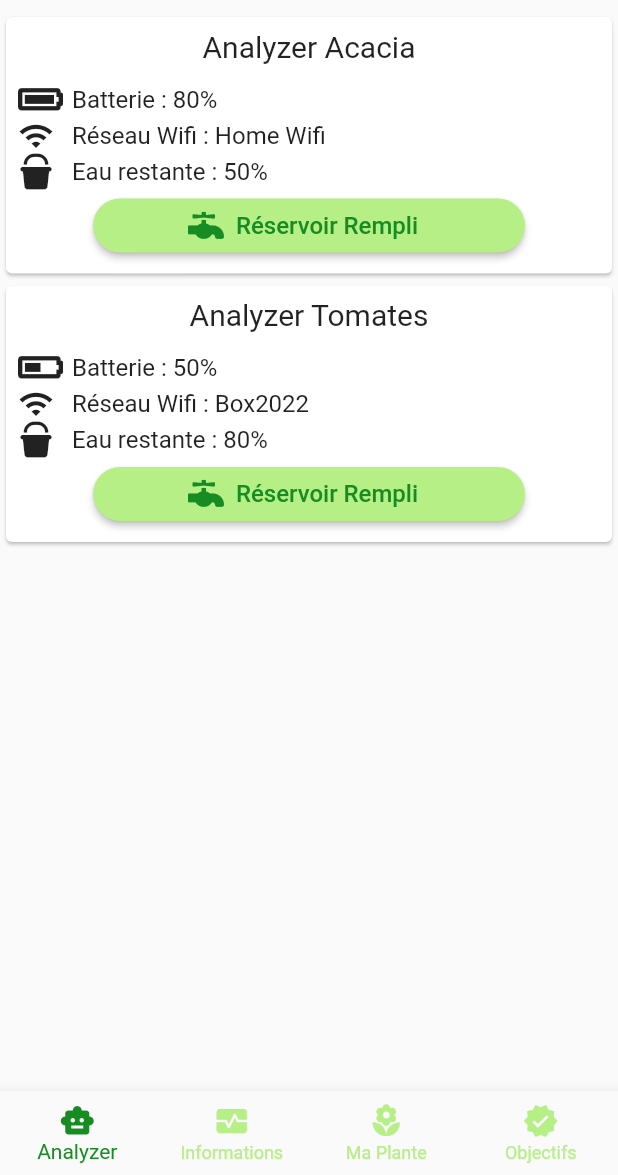
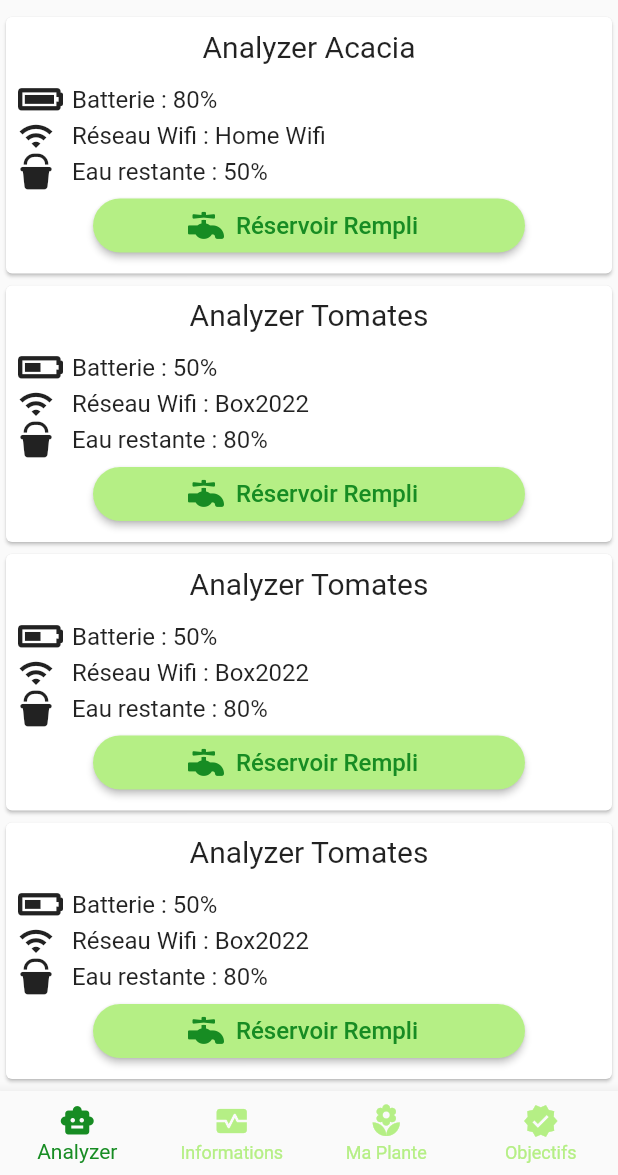
Before and after one commit to SoulPot/mobile, a Flutter app: the HomePage screen opened directly, on a phone screen of 412 x 824 dp, the part 61-1236 px from its top. Run offline on Flutter 3.47's test engine with Material 2 defaults, Android fonts, the phone set to English and light mode, and no system bars; our stand-ins replace auth_buttons, firebase_auth, firebase_core, google_sign_in, page_transition; accounts and stored records are empty.

Commit message:
Make scrollable analyzer infoView

```diff
--- a/lib/theme.dart
+++ b/lib/theme.dart
@@ -10,6 +10,8 @@ class SoultPotTheme {
   static const Color SPPurple = Color(0xFF541D72);
   static const Color SPPalePurple = Color(0xFFC9C3E9);
   static const Color SPBackgroundWhite = Color(0xFFF2F2F2);
+  static const Color SPRed = Color(0xFFDC2B2B);
+  static const Color SPRedPale = Color(0xFFF58D8D);
 
   static const _kFontFam = 'SoulPot';
   static const String? _kFontPkg = null;
--- a/lib/views/analyzer_page.dart
+++ b/lib/views/analyzer_page.dart
@@ -15,6 +15,7 @@ class _AnalyzerPageState extends State<AnalyzerPage> {
   @override
   Widget build(BuildContext context) {
     return SafeArea(
+      child: SingleChildScrollView(
         child: Column(
           mainAxisAlignment: MainAxisAlignment.start,
           children: [
@@ -36,7 +37,68 @@ class _AnalyzerPageState extends State<AnalyzerPage> {
             ),
             CardInfoAnalyzer(analyzerName: "Analyzer Acacia", batteryPercentage:80, wifiName: "Home Wifi", waterLevel: "50%",),
             CardInfoAnalyzer(analyzerName: "Analyzer Tomates", batteryPercentage:50, wifiName: "Box2022", waterLevel: "80%",),
+            CardInfoAnalyzer(analyzerName: "Analyzer Tomates", batteryPercentage:50, wifiName: "Box2022", waterLevel: "80%",),
+            CardInfoAnalyzer(analyzerName: "Analyzer Tomates", batteryPercentage:50, wifiName: "Box2022", waterLevel: "80%",),
+            Padding(
+              padding: const EdgeInsets.only(left: 60.0, right: 60.0),
+              child: ElevatedButton(
+                onPressed: addNewAnalyzer,
+                style: ElevatedButton.styleFrom(
+                  shape: new RoundedRectangleBorder(
+                    borderRadius: new BorderRadius.circular(30.0),
+                  ),
+                  primary: SoultPotTheme.SPPaleGreen,
+                ),
+                child: Row(
+                  mainAxisAlignment: MainAxisAlignment.center,
+                  children: [
+                    Icon(
+                      Icons.add,
+                      color: SoultPotTheme.SPGreen,
+                    ),
+                    Padding(
+                      padding: const EdgeInsets.all(8.0),
+                      child: Text(
+                        "Ajouter un Analyzer",
+                        style: TextStyle(
+                            fontSize: 16, color: SoultPotTheme.SPGreen),
+                      ),
+                    )
                   ],
+                ),
+              ),
+            ),
+            Padding(
+              padding: const EdgeInsets.only(left: 60.0, right: 60.0),
+              child: ElevatedButton(
+                onPressed: addNewAnalyzer,
+                style: ElevatedButton.styleFrom(
+                  shape: new RoundedRectangleBorder(
+                    borderRadius: new BorderRadius.circular(30.0),
+                  ),
+                  primary: SoultPotTheme.SPRed,
+                ),
+                child: Row(
+                  mainAxisAlignment: MainAxisAlignment.center,
+                  children: [
+                    Icon(
+                      Icons.delete_forever,
+                      color: Colors.white,
+                    ),
+                    Padding(
+                      padding: const EdgeInsets.all(8.0),
+                      child: Text(
+                        "Supprimer un Analyzer",
+                        style: TextStyle(
+                            fontSize: 16, color: Colors.white),
+                      ),
+                    )
+                  ],
+                ),
+              ),
+            ),
+          ],
+        ),
       ),
     );
   }
@@ -44,4 +106,8 @@ class _AnalyzerPageState extends State<AnalyzerPage> {
   void parameters() {
     print("Vers les paramètres");
   }
+
+  void addNewAnalyzer(){
+
   }
+}
```
Lines whose indentation alone changed are shown as unchanged.
